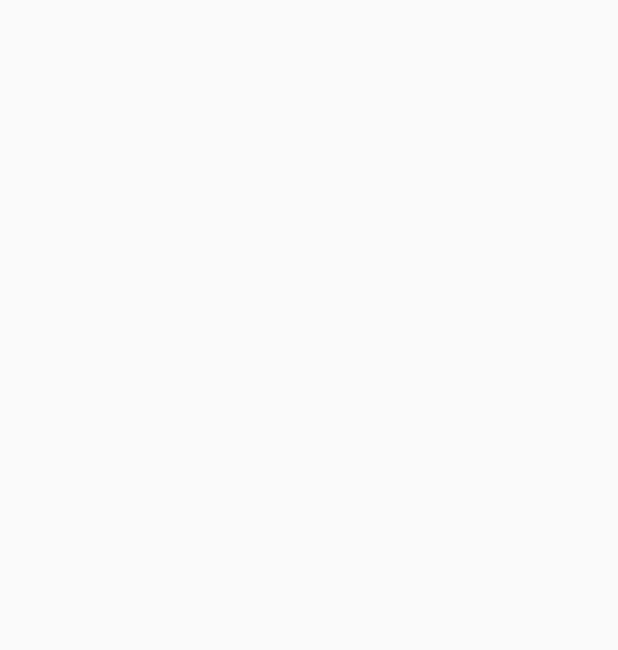
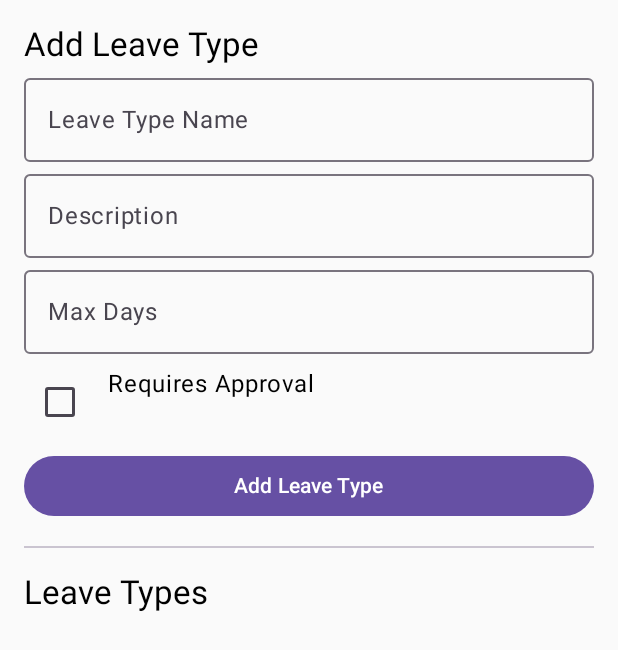
Before and after one commit to bluuuubluuuu/MobileAppsProject, an Android app built with Jetpack Compose: the screen it shows after launch (MainActivity), on a phone screen of 412 x 824 dp. Before the commit the part shown is empty. Shown: the top 650 px of the screen. Run offline under Robolectric (Android 15) with nearby library versions, the phone set to English and light mode, and no system bars; our stand-ins replace Room's generated code.

Commit message:
integrated jingning one

```diff
--- a/app/build.gradle.kts
+++ b/app/build.gradle.kts
@@ -45,6 +45,7 @@ dependencies {
     implementation(libs.room.ktx)
     kapt(libs.room.compiler)
     implementation ("androidx.lifecycle:lifecycle-runtime-ktx:2.6.1")
+    implementation("androidx.lifecycle:lifecycle-viewmodel-compose:2.7.0")
 
     implementation(libs.androidx.core.ktx)
     implementation(libs.androidx.lifecycle.runtime.ktx)
--- a/app/src/main/java/com/example/mobileappsproject/MainActivity.kt
+++ b/app/src/main/java/com/example/mobileappsproject/MainActivity.kt
@@ -3,50 +3,41 @@ package com.example.mobileappsproject
 import android.os.Bundle
 import androidx.activity.ComponentActivity
 import androidx.activity.compose.setContent
-import androidx.activity.enableEdgeToEdge
-import androidx.compose.foundation.layout.fillMaxSize
-import androidx.compose.foundation.layout.padding
-import androidx.compose.material3.Scaffold
-import androidx.compose.material3.Text
-import androidx.compose.runtime.Composable
-import androidx.compose.ui.Modifier
-import androidx.compose.ui.tooling.preview.Preview
-import androidx.lifecycle.lifecycleScope
-import com.example.mobileappsproject.data.DatabaseProvider
-import com.example.mobileappsproject.data.entities.Employee
+import androidx.lifecycle.ViewModel
+import androidx.lifecycle.ViewModelProvider
+import androidx.lifecycle.viewmodel.compose.viewModel
+import androidx.room.Room
+import com.example.mobileappsproject.data.AppDatabase
+import com.example.mobileappsproject.leavetype.LeaveTypeScreen
+import com.example.mobileappsproject.leavetype.LeaveTypeViewModel
 import com.example.mobileappsproject.ui.theme.MobileAppsProjectTheme
-import kotlinx.coroutines.launch
 
 class MainActivity : ComponentActivity() {
-
     override fun onCreate(savedInstanceState: Bundle?) {
         super.onCreate(savedInstanceState)
 
-        lifecycleScope.launch {
-            // This call creates (or opens) the database file on the device
-            val db = DatabaseProvider.getDatabase(applicationContext)
+        // Initialize Room Database
+        val db = Room.databaseBuilder(
+            applicationContext,
+            AppDatabase::class.java,
+            "leave_database"
+        ).build()
 
-            // Optionally perform a simple operation to trigger creation
-            // For example, insert a dummy employee or just call any DAO method
+        val dao = db.leaveTypeDao()
 
-            // If you don't want to insert, just call a query (which triggers creation)
-            db.employeeDao().getAllEmployees()
+        setContent {
+            MobileAppsProjectTheme {
+                // Provide ViewModel manually
+                val viewModel: LeaveTypeViewModel = viewModel(
+                    factory = object : ViewModelProvider.Factory {
+                        override fun <T : ViewModel> create(modelClass: Class<T>): T {
+                            return LeaveTypeViewModel(dao) as T
+                        }
+                    }
+                )
+
+                LeaveTypeScreen(viewModel = viewModel)
+            }
         }
     }
 }
-
-@Composable
-fun Greeting(name: String, modifier: Modifier = Modifier) {
-    Text(
-        text = "Hello $name!",
-        modifier = modifier
-    )
-}
-
-@Preview(showBackground = true)
-@Composable
-fun GreetingPreview() {
-    MobileAppsProjectTheme {
-        Greeting("Android")
-    }
-}
--- /dev/null
+++ b/app/src/main/java/com/example/mobileappsproject/leavetype/LeaveTypeScreen.kt
@@ -0,0 +1,94 @@
+package com.example.mobileappsproject.leavetype
+
+import androidx.compose.foundation.layout.*
+import androidx.compose.foundation.lazy.LazyColumn
+import androidx.compose.foundation.lazy.items
+import androidx.compose.material3.*
+
+import androidx.compose.runtime.*
+import androidx.compose.ui.Modifier
+import androidx.compose.ui.unit.dp
+import com.example.mobileappsproject.data.entities.LeaveType
+
+@Composable
+fun LeaveTypeScreen(viewModel: LeaveTypeViewModel) {
+    val leaveTypes by viewModel.leaveTypes.collectAsState()
+
+    var name by remember { mutableStateOf("") }
+    var description by remember { mutableStateOf("") }
+    var maxDays by remember { mutableStateOf("") }
+    var requiresApproval by remember { mutableStateOf(false) }
+    var isEditing by remember { mutableStateOf(false) }
+    var editingId by remember { mutableStateOf(0) }
+
+    Column(modifier = Modifier.padding(16.dp)) {
+        Text(if (isEditing) "Edit Leave Type" else "Add Leave Type", style = MaterialTheme.typography.titleLarge)
+
+        OutlinedTextField(value = name, onValueChange = { name = it }, label = { Text("Leave Type Name") }, modifier = Modifier.fillMaxWidth())
+        OutlinedTextField(value = description, onValueChange = { description = it }, label = { Text("Description") }, modifier = Modifier.fillMaxWidth())
+        OutlinedTextField(value = maxDays, onValueChange = { maxDays = it }, label = { Text("Max Days") }, modifier = Modifier.fillMaxWidth())
+
+        Row(modifier = Modifier.padding(vertical = 8.dp)) {
+            Checkbox(checked = requiresApproval, onCheckedChange = { requiresApproval = it })
+            Text("Requires Approval", modifier = Modifier.padding(start = 8.dp))
+        }
+
+        Button(
+            onClick = {
+                val id = if (isEditing) editingId else (leaveTypes.maxOfOrNull { it.leaveTypeID } ?: 0) + 1
+                val leaveType = LeaveType(id, name, description, maxDays.toIntOrNull() ?: 0, requiresApproval)
+                if (isEditing) {
+                    viewModel.updateLeaveType(leaveType)
+                } else {
+                    viewModel.insertLeaveType(leaveType)
+                }
+                name = ""
+                description = ""
+                maxDays = ""
+                requiresApproval = false
+                isEditing = false
+            },
+            modifier = Modifier.fillMaxWidth()
+        ) {
+            Text(if (isEditing) "Update Leave Type" else "Add Leave Type")
+        }
+
+        Divider(modifier = Modifier.padding(vertical = 16.dp))
+
+        Text("Leave Types", style = MaterialTheme.typography.titleLarge)
+
+        LazyColumn {
+            items(leaveTypes) { leaveType ->
+                Card(
+                    modifier = Modifier
+                        .fillMaxWidth()
+                        .padding(vertical = 4.dp),
+                    elevation = CardDefaults.cardElevation(4.dp)
+                ) {
+                    Column(modifier = Modifier.padding(8.dp)) {
+                        Text("Name: ${leaveType.leaveTypeName}")
+                        Text("Description: ${leaveType.description}")
+                        Text("Max Days: ${leaveType.maxDays}")
+                        Text("Requires Approval: ${if (leaveType.requiredApproval) "Yes" else "No"}")
+
+                        Row {
+                            TextButton(onClick = {
+                                isEditing = true
+                                editingId = leaveType.leaveTypeID
+                                name = leaveType.leaveTypeName
+                                description = leaveType.description
+                                maxDays = leaveType.maxDays.toString()
+                                requiresApproval = leaveType.requiredApproval
+                            }) {
+                                Text("Edit")
+                            }
+                            TextButton(onClick = { viewModel.deleteLeaveType(leaveType) }) {
+                                Text("Delete")
+                            }
+                        }
+                    }
+                }
+            }
+        }
+    }
+}
--- /dev/null
+++ b/app/src/main/java/com/example/mobileappsproject/leavetype/LeaveTypeViewModel.kt
@@ -0,0 +1,35 @@
+package com.example.mobileappsproject.leavetype
+
+import androidx.lifecycle.ViewModel
+import androidx.lifecycle.viewModelScope
+import com.example.mobileappsproject.data.dao.LeaveTypeDao
+import com.example.mobileappsproject.data.entities.LeaveType
+import kotlinx.coroutines.flow.SharingStarted
+import kotlinx.coroutines.flow.stateIn
+import kotlinx.coroutines.flow.map
+import kotlinx.coroutines.launch
+
+class LeaveTypeViewModel(private val dao: LeaveTypeDao) : ViewModel() {
+
+    val leaveTypes = dao.getAllLeaveTypes()
+        .map { it.sortedBy { type -> type.leaveTypeID } }
+        .stateIn(viewModelScope, SharingStarted.Lazily, emptyList())
+
+    fun insertLeaveType(leaveType: LeaveType) {
+        viewModelScope.launch {
+            dao.insertLeaveType(leaveType)
+        }
+    }
+
+    fun updateLeaveType(leaveType: LeaveType) {
+        viewModelScope.launch {
+            dao.updateLeaveType(leaveType)
+        }
+    }
+
+    fun deleteLeaveType(leaveType: LeaveType) {
+        viewModelScope.launch {
+            dao.deleteLeaveType(leaveType)
+        }
+    }
+}
--- /dev/null
+++ b/app/src/main/java/com/example/mobileappsproject/ui/theme/MobileAppsProjectTheme.kt
@@ -0,0 +1,31 @@
+package com.example.mobileappsproject.ui.theme
+
+import androidx.compose.foundation.isSystemInDarkTheme
+import androidx.compose.material3.*
+import androidx.compose.runtime.Composable
+
+private val LightColors = lightColorScheme(
+    primary = Purple40,
+    secondary = PurpleGrey40,
+    tertiary = Pink40
+)
+
+private val DarkColors = darkColorScheme(
+    primary = Purple80,
+    secondary = PurpleGrey80,
+    tertiary = Pink80
+)
+
+@Composable
+fun MobileAppsProjectTheme(
+    darkTheme: Boolean = isSystemInDarkTheme(),
+    content: @Composable () -> Unit
+) {
+    val colors = if (darkTheme) DarkColors else LightColors
+
+    MaterialTheme(
+        colorScheme = colors,
+        typography = Typography,
+        content = content
+    )
+}
--- a/gradle/libs.versions.toml
+++ b/gradle/libs.versions.toml
@@ -8,6 +8,7 @@ espressoCore = "3.6.1"
 lifecycleRuntimeKtx = "2.9.0"
 activityCompose = "1.10.1"
 composeBom = "2024.04.01"
+lifecycle-viewmodel-compose = "2.7.0"
 
 [libraries]
 androidx-core-ktx = { group = "androidx.core", name = "core-ktx", version.ref = "coreKtx" }
@@ -27,6 +28,7 @@ androidx-material3 = { group = "androidx.compose.material3", name = "material3"
 room-runtime = "androidx.room:room-runtime:2.6.1"
 room-ktx = "androidx.room:room-ktx:2.6.1"
 room-compiler = "androidx.room:room-compiler:2.6.1"
+lifecycle-viewmodel-compose = { module = "androidx.lifecycle:lifecycle-viewmodel-compose", version.ref = "lifecycle-viewmodel-compose" }
 
 [plugins]
 android-application = { id = "com.android.application", version.ref = "agp" }
```
